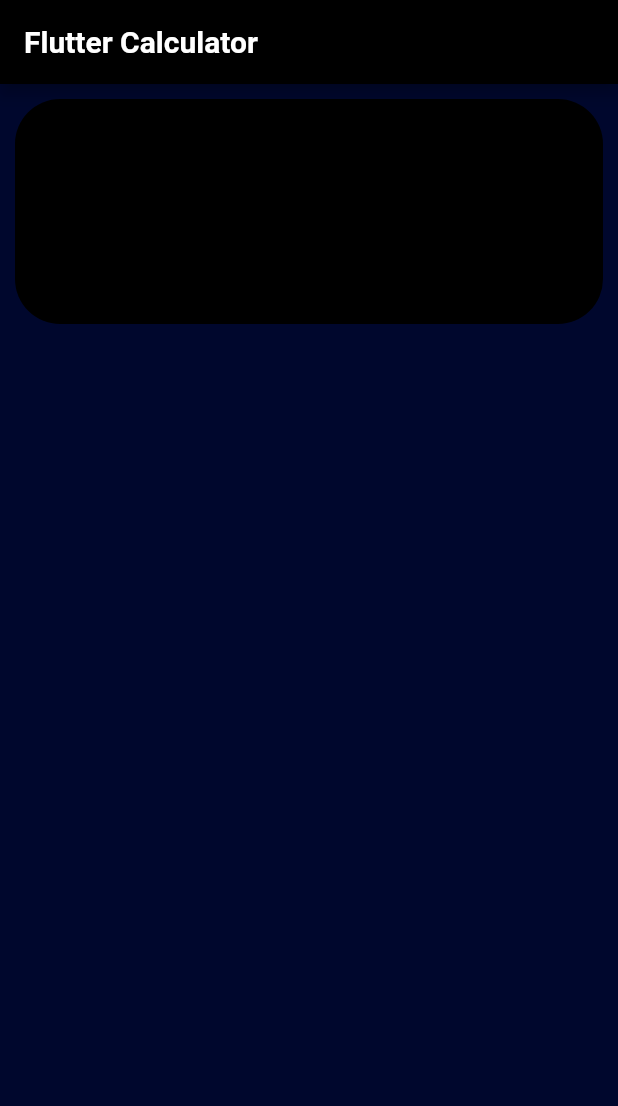
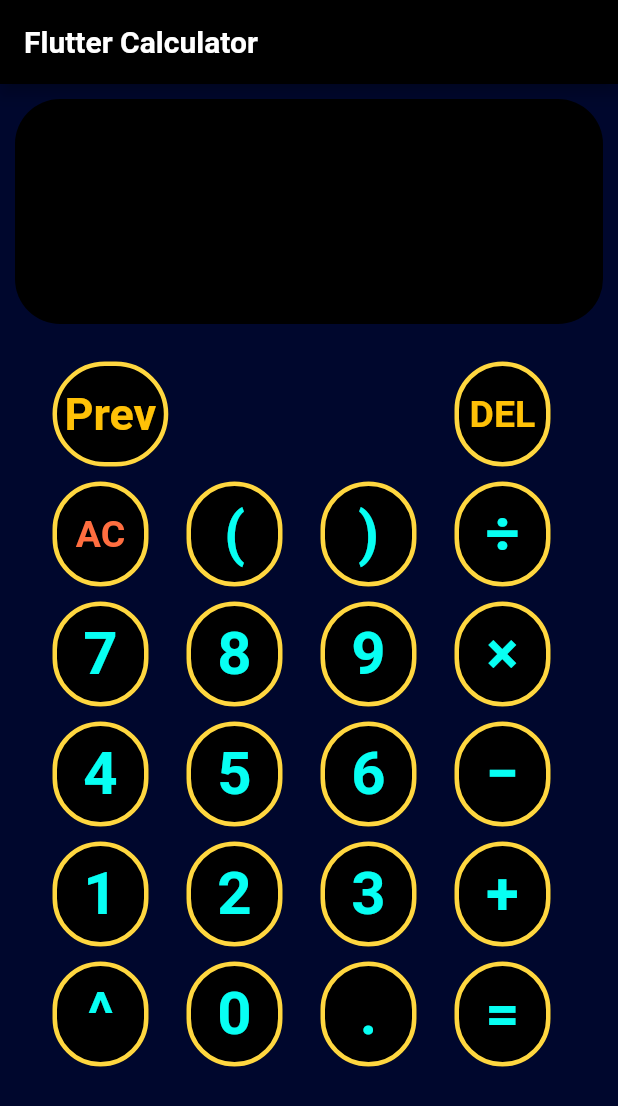
Before and after one commit to triet0612/calculator_app_flutter, a Flutter app: the screen it shows after launch, on a phone screen of 412 x 824 dp. Shown: the top 1106 px of the screen. Run offline on Flutter 3.47's test engine with Material 2 defaults, Android fonts, the phone set to English and light mode, and no system bars; our stand-ins replace google_fonts; Roboto replaces fonts that are missing (Ubuntu).

Commit message:
math-input

```diff
--- a/lib/calculator.dart
+++ b/lib/calculator.dart
@@ -10,11 +10,12 @@ class CalculatorWidget extends StatefulWidget {
 
 class _CalculatorWidgetState extends State<CalculatorWidget> {
   String _mathExpression = '';
+  String _prevExpression = '';
 
   @override
   Widget build(BuildContext context) {
     return ListView(
-      children: [expressionbox()],
+      children: [expressionbox(), mathInput()],
     );
   }
 
@@ -39,4 +40,124 @@ class _CalculatorWidgetState extends State<CalculatorWidget> {
       ),
     );
   }
+
+  Widget mathInputButton(String type, Color color) {
+    double font = (type == "DEL" || type == "AC")
+        ? 25
+        : (type == "Prev")
+            ? 30
+            : 40;
+
+    return Container(
+      padding: const EdgeInsets.fromLTRB(5, 5, 5, 5),
+      height: 80,
+      child: TextButton(
+        onPressed: () {
+          setState(() {
+            switch (type) {
+              case "DEL":
+                if (_mathExpression.length > 2) {
+                  var listChar = _mathExpression.split('');
+                  listChar
+                    ..removeLast()
+                    ..removeLast();
+                  _mathExpression = listChar.join('');
+                } else {
+                  _mathExpression = "";
+                }
+                break;
+              case "AC":
+                _mathExpression = "";
+                break;
+              case "\u00F7" || "\u00D7" || "\u2212" || "+" || "^":
+                _mathExpression += " $type ";
+              case "=":
+                _prevExpression = _mathExpression;
+                break;
+              case "Prev":
+                _mathExpression = _prevExpression;
+                break;
+              default:
+                _mathExpression += type;
+            }
+          });
+        },
+        style: ButtonStyle(
+            backgroundColor: MaterialStateProperty.all(Colors.black),
+            shape: MaterialStateProperty.all<RoundedRectangleBorder>(
+                RoundedRectangleBorder(
+                    borderRadius: BorderRadius.circular(60),
+                    side: const BorderSide(
+                        color: Colors.amberAccent, width: 3.0)))),
+        child: Align(
+          alignment: Alignment.center,
+          child: Text(
+            type,
+            style: GoogleFonts.ubuntu(
+                color: color, fontSize: font, fontWeight: FontWeight.bold),
+          ),
+        ),
+      ),
+    );
+  }
+
+  Widget mathInput() {
+    const color = Color.fromARGB(255, 7, 255, 243);
+    return Column(children: [
+      Container(
+        padding: const EdgeInsets.fromLTRB(20, 20, 30, 0),
+        child: Row(
+          mainAxisAlignment: MainAxisAlignment.spaceBetween,
+          children: [
+            mathInputButton("Prev", Colors.amber),
+            mathInputButton("DEL", Colors.amber)
+          ],
+        ),
+      ),
+      Container(
+        padding: const EdgeInsets.fromLTRB(20, 0, 30, 20),
+        child: Row(
+          mainAxisAlignment: MainAxisAlignment.spaceBetween,
+          children: [
+            Column(
+              children: [
+                mathInputButton("AC", Colors.deepOrangeAccent),
+                mathInputButton("7", color),
+                mathInputButton("4", color),
+                mathInputButton("1", color),
+                mathInputButton("^", color),
+              ],
+            ),
+            Column(
+              children: [
+                mathInputButton("(", color),
+                mathInputButton("8", color),
+                mathInputButton("5", color),
+                mathInputButton("2", color),
+                mathInputButton("0", color),
+              ],
+            ),
+            Column(
+              children: [
+                mathInputButton(")", color),
+                mathInputButton("9", color),
+                mathInputButton("6", color),
+                mathInputButton("3", color),
+                mathInputButton(".", color),
+              ],
+            ),
+            Column(
+              children: [
+                mathInputButton("\u00F7", color), // /
+                mathInputButton("\u00D7", color), // x
+                mathInputButton("\u2212", color), // -
+                mathInputButton("+", color),
+                mathInputButton("=", color),
+              ],
+            ),
+          ],
+        ),
+      ),
+    ]);
+  }
 }
```
